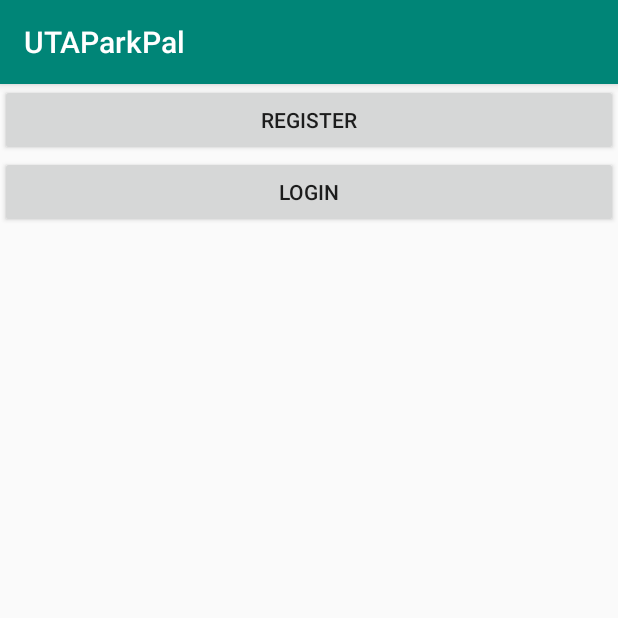
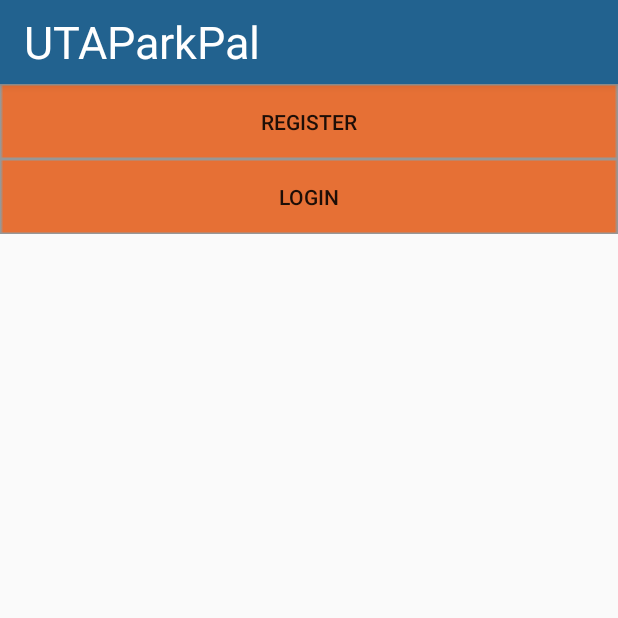
Before and after one commit to J-ctrl/UTAParkingApp, an Android app: the screen it shows after launch (MainActivity), on a phone screen of 412 x 824 dp, the top half of it. Run offline under Robolectric (Android 15) with nearby library versions, the phone set to English and light mode, and no system bars.

Commit message:
UTA theme added to app. Buttons created with sketch

```diff
--- a/app/src/main/java/com/example/myapplication2/ui/login/MainActivity.java
+++ b/app/src/main/java/com/example/myapplication2/ui/login/MainActivity.java
@@ -35,6 +35,8 @@ public class MainActivity extends AppCompatActivity {
                 startActivity(intent);
             }
         });
+
+        //getSupportActionBar().setIcon(getDrawable(R.drawable.logo));
     }
 
     private void initializeViews() {
--- a/app/src/main/res/layout/activity_registration.xml
+++ b/app/src/main/res/layout/activity_registration.xml
@@ -33,6 +33,7 @@
         android:id="@+id/register"
         android:layout_width="match_parent"
         android:layout_height="wrap_content"
+        android:background="@drawable/login"
         android:text="@string/register" />
 
     <ProgressBar
--- a/app/src/main/res/layout/actvity_login.xml
+++ b/app/src/main/res/layout/actvity_login.xml
@@ -32,6 +32,7 @@
         android:id="@+id/login"
         android:layout_width="match_parent"
         android:layout_height="wrap_content"
+        android:background="@drawable/login"
         android:text="@string/login" />
 
     <ProgressBar
--- a/app/src/main/res/layout/actvity_main.xml
+++ b/app/src/main/res/layout/actvity_main.xml
@@ -9,12 +9,15 @@
     <Button
         android:id="@+id/register"
         android:layout_width="match_parent"
+        android:background="@drawable/rectorange"
         android:layout_height="wrap_content"
         android:text="@string/register"/>
+
     <Button
         android:id="@+id/login"
         android:layout_width="match_parent"
+        android:background="@drawable/rectorange"
         android:layout_height="wrap_content"
-        android:text="@string/login"/>
+        android:text="@string/login" />
 
 </LinearLayout>
--- a/app/src/main/res/layout/actvity_row.xml
+++ b/app/src/main/res/layout/actvity_row.xml
@@ -51,6 +51,7 @@
             android:layout_height="wrap_content"
             android:text="@string/Directions"
             android:id="@+id/directions"
+            android:background="@drawable/login_orange"
             android:layout_gravity="left" />
     </LinearLayout>
 </LinearLayout>
--- a/app/src/main/res/values/colors.xml
+++ b/app/src/main/res/values/colors.xml
@@ -3,4 +3,7 @@
     <color name="colorPrimary">#008577</color>
     <color name="colorPrimaryDark">#00574B</color>
     <color name="colorAccent">#D81B60</color>
+    <color name="utaOrange">#E67035</color>
+    <color name="utaBlue">#22628F</color>
+
 </resources>
--- a/app/src/main/res/values/styles.xml
+++ b/app/src/main/res/values/styles.xml
@@ -1,11 +1,20 @@
 <resources>
 
     <!-- Base application theme. -->
-    <style name="AppTheme" parent="Theme.AppCompat.Light.DarkActionBar">
+    <style name="AppTheme" parent="Theme.AppCompat.Light">
         <!-- Customize your theme here. -->
-        <item name="colorPrimary">@color/colorPrimary</item>
-        <item name="colorPrimaryDark">@color/colorPrimaryDark</item>
+        <item name="colorPrimary">@color/utaBlue</item>
+        <item name="colorPrimaryDark">@color/utaBlue</item>
         <item name="colorAccent">@color/colorAccent</item>
     </style>
 
+    <style name = "TextAppearance.AppCompat.Widget.ActionBar.Title" parent="android:TextAppearance.DeviceDefault.Large.Inverse">
+
+
+        <item name="android:textSize">30dp</item>
+
+
+
+    </style>
+
 </resources>
```
Also changed, not shown: app/src/main/res/drawable-v24/login.png (added), app/src/main/res/drawable-v24/login_blue.png (added), app/src/main/res/drawable-v24/login_orange.png (added), app/src/main/res/drawable-v24/logo.png (added), app/src/main/res/drawable-v24/rectblue.png (added), app/src/main/res/drawable-v24/rectorange.png (added), app/src/main/res/drawable-v24/register.png (added).
